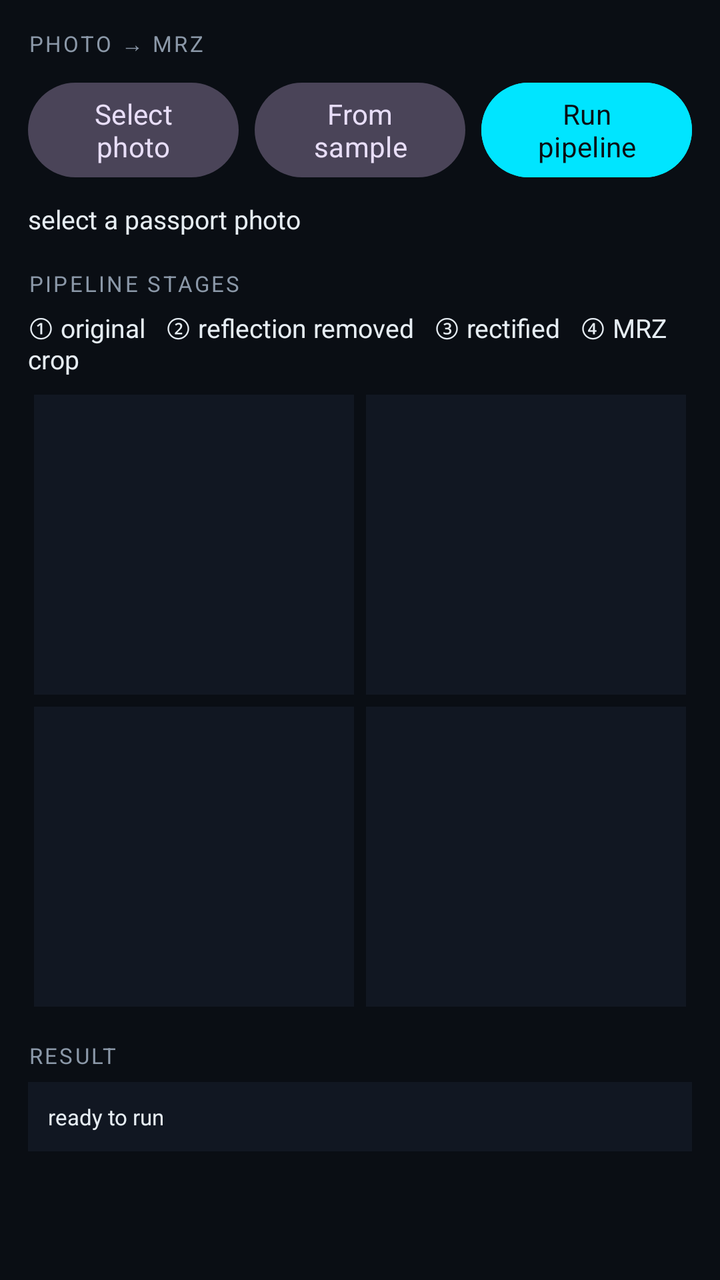
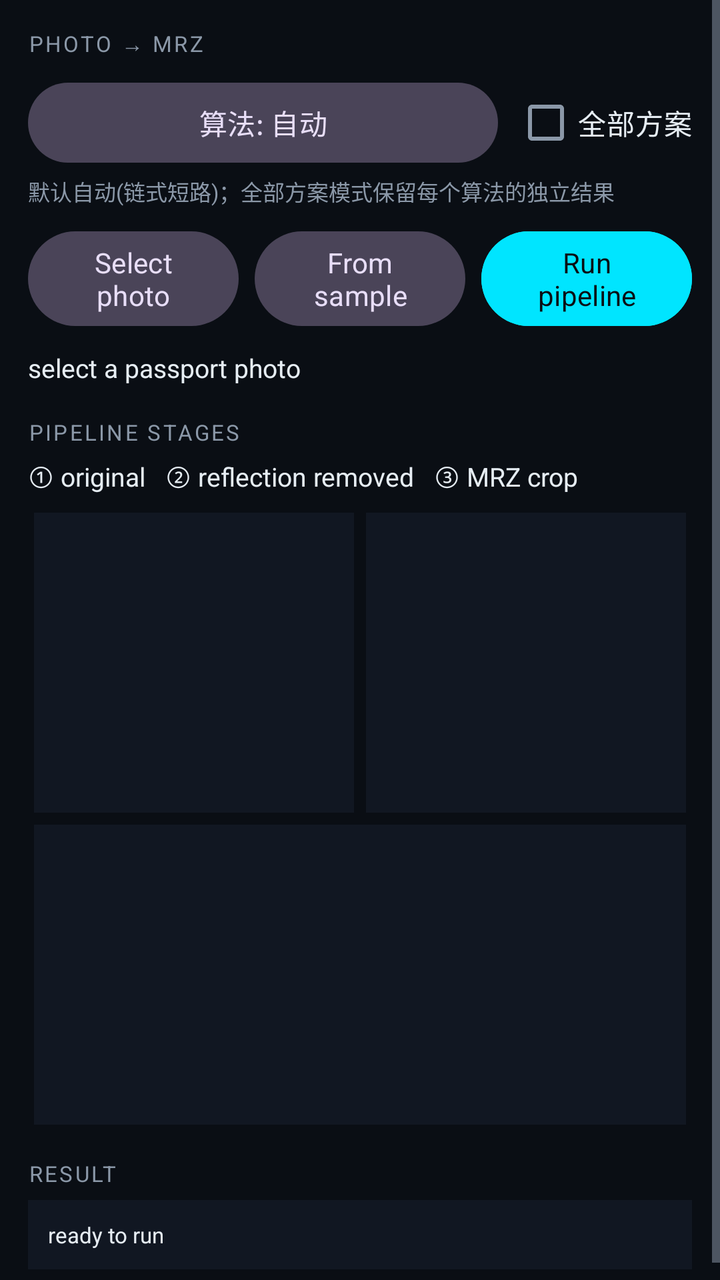

Compare the two renders of this Android layout. The source of the first and the diff that turns it into the second are given below.
<!-- AndroidManifest.xml: application theme Theme.MrzBench -->
<!-- res/layout/fragment_photo_mrz.xml -->
<?xml version="1.0" encoding="utf-8"?>
<ScrollView xmlns:android="http://schemas.android.com/apk/res/android"
    android:layout_width="match_parent"
    android:layout_height="match_parent"
    android:background="@color/bg"
    android:fillViewport="true">

    <LinearLayout
        android:layout_width="match_parent"
        android:layout_height="wrap_content"
        android:orientation="vertical"
        android:padding="14dp">

        <TextView
            android:layout_width="wrap_content"
            android:layout_height="wrap_content"
            android:fontFamily="sans-serif-medium"
            android:letterSpacing="0.10"
            android:text="PHOTO → MRZ"
            android:textColor="@color/text_dim"
            android:textSize="11sp" />

        <LinearLayout
            android:layout_width="match_parent"
            android:layout_height="wrap_content"
            android:layout_marginTop="8dp"
            android:orientation="horizontal">

            <com.google.android.material.button.MaterialButton
                android:id="@+id/btn_photo_pick"
                style="@style/Widget.Material3.Button.TonalButton"
                android:layout_width="0dp"
                android:layout_height="wrap_content"
                android:layout_weight="1"
                android:text="Select photo" />

            <com.google.android.material.button.MaterialButton
                android:id="@+id/btn_photo_sample"
                style="@style/Widget.Material3.Button.TonalButton"
                android:layout_width="0dp"
                android:layout_height="wrap_content"
                android:layout_marginStart="8dp"
                android:layout_weight="1"
                android:text="From sample" />

            <com.google.android.material.button.MaterialButton
                android:id="@+id/btn_photo_run"
                android:layout_width="0dp"
                android:layout_height="wrap_content"
                android:layout_marginStart="8dp"
                android:layout_weight="1"
                android:backgroundTint="@color/neon_cyan"
                android:text="Run pipeline"
                android:textColor="@color/bg" />
        </LinearLayout>

        <TextView
            android:id="@+id/photo_status"
            style="@style/ValMono"
            android:layout_marginTop="8dp"
            android:text="select a passport photo" />

        <TextView
            android:layout_width="wrap_content"
            android:layout_height="wrap_content"
            android:layout_marginTop="16dp"
            android:fontFamily="sans-serif-medium"
            android:letterSpacing="0.10"
            android:text="PIPELINE STAGES"
            android:textColor="@color/text_dim"
            android:textSize="11sp" />

        <TextView
            android:id="@+id/photo_stage_labels"
            style="@style/ValMono"
            android:layout_marginTop="6dp"
            android:text="① original   ② reflection removed   ③ rectified   ④ MRZ crop" />

        <GridLayout
            android:layout_width="match_parent"
            android:layout_height="wrap_content"
            android:layout_marginTop="6dp"
            android:columnCount="2">

            <ImageView
                android:id="@+id/photo_original"
                android:layout_width="0dp"
                android:layout_height="150dp"
                android:layout_columnWeight="1"
                android:layout_margin="3dp"
                android:background="@color/field"
                android:contentDescription="original passport photo"
                android:scaleType="fitCenter" />

            <ImageView
                android:id="@+id/photo_clean"
                android:layout_width="0dp"
                android:layout_height="150dp"
                android:layout_columnWeight="1"
                android:layout_margin="3dp"
                android:background="@color/field"
                android:contentDescription="reflection removed photo"
                android:scaleType="fitCenter" />

            <ImageView
                android:id="@+id/photo_rectified"
                android:layout_width="0dp"
                android:layout_height="150dp"
                android:layout_columnWeight="1"
                android:layout_margin="3dp"
                android:background="@color/field"
                android:contentDescription="rectified MRZ"
                android:scaleType="fitCenter" />

            <ImageView
                android:id="@+id/photo_mrz"
                android:layout_width="0dp"
                android:layout_height="150dp"
                android:layout_columnWeight="1"
                android:layout_margin="3dp"
                android:background="@color/field"
                android:contentDescription="MRZ crop"
                android:scaleType="fitCenter" />
        </GridLayout>

        <TextView
            android:layout_width="wrap_content"
            android:layout_height="wrap_content"
            android:layout_marginTop="14dp"
            android:fontFamily="sans-serif-medium"
            android:letterSpacing="0.10"
            android:text="RESULT"
            android:textColor="@color/text_dim"
            android:textSize="11sp" />

        <TextView
            android:id="@+id/photo_result"
            android:layout_width="match_parent"
            android:layout_height="wrap_content"
            android:layout_marginTop="6dp"
            android:background="@color/field"
            android:fontFamily="monospace"
            android:padding="10dp"
            android:text="ready to run"
            android:textColor="@color/text"
            android:textIsSelectable="true"
            android:textSize="11sp" />
    </LinearLayout>
</ScrollView>
<!-- resources referenced by this layout -->
<resources>
  <color name="bg">#FF0A0E14</color>
  <color name="field">#FF111722</color>
  <color name="neon_cyan">#FF00E5FF</color>
  <color name="text">#FFE6EDF3</color>
  <color name="text_dim">#FF8B98A8</color>
  <style name="ValMono">
          <item name="android:layout_width">match_parent</item>
          <item name="android:layout_height">wrap_content</item>
          <item name="android:fontFamily">monospace</item>
          <item name="android:textColor">@color/text</item>
          <item name="android:textSize">13sp</item>
      </style>
  <style name="Theme.MrzBench" parent="Theme.Material3.Dark.NoActionBar">
          <item name="android:windowBackground">@color/bg</item>
          <item name="android:statusBarColor">@color/bg</item>
          <item name="android:navigationBarColor">@color/bg</item>
          <item name="colorPrimary">@color/neon_cyan</item>
          <item name="colorOnPrimary">@color/bg</item>
          <item name="colorPrimaryContainer">@color/card</item>
          <item name="colorOnPrimaryContainer">@color/neon_cyan</item>
          <item name="colorSecondary">@color/neon_purple</item>
          <item name="colorOnSecondary">@color/bg</item>
          <item name="colorTertiary">@color/neon_blue</item>
          <item name="colorSurface">@color/card</item>
          <item name="colorOnSurface">@color/text</item>
          <item name="colorSurfaceVariant">@color/field</item>
          <item name="colorOnSurfaceVariant">@color/text_dim</item>
          <item name="colorOutline">@color/border</item>
          <item name="colorError">@color/err</item>
  
          <item name="android:textColorPrimary">@color/text</item>
          <item name="android:textColorSecondary">@color/text_dim</item>
          <item name="android:textColorHint">@color/text_mute</item>
  
          
          <item name="fontFamily">sans-serif</item>
          <item name="fontFamily">monospace</item>
      </style>
  <color name="card">#FF161F30</color>
  <color name="neon_purple">#FFB388FF</color>
  <color name="neon_blue">#FF2E86FF</color>
  <color name="border">#FF1F2A3D</color>
  <color name="err">#FFFF5C7A</color>
  <color name="text_mute">#FF5A6678</color>
</resources>

<!-- the commit's change to res/layout/fragment_photo_mrz.xml (unified diff, before → after) -->
@@ -17,6 +17,38 @@
             android:fontFamily="sans-serif-medium"
             android:letterSpacing="0.10"
             android:text="PHOTO → MRZ"
+            android:textColor="@color/text_dim"
+            android:textSize="11sp" />
+
+        <LinearLayout
+            android:layout_width="match_parent"
+            android:layout_height="wrap_content"
+            android:layout_marginTop="8dp"
+            android:gravity="center_vertical"
+            android:orientation="horizontal">
+
+            <com.google.android.material.button.MaterialButton
+                android:id="@+id/btn_photo_method"
+                style="@style/Widget.Material3.Button.TonalButton"
+                android:layout_width="0dp"
+                android:layout_height="wrap_content"
+                android:layout_weight="1"
+                android:text="算法: 自动" />
+
+            <CheckBox
+                android:id="@+id/cb_photo_all"
+                android:layout_width="wrap_content"
+                android:layout_height="wrap_content"
+                android:layout_marginStart="8dp"
+                android:text="全部方案"
+                android:textColor="@color/text" />
+        </LinearLayout>
+
+        <TextView
+            android:layout_width="wrap_content"
+            android:layout_height="wrap_content"
+            android:layout_marginTop="2dp"
+            android:text="默认自动(链式短路)；全部方案模式保留每个算法的独立结果"
             android:textColor="@color/text_dim"
             android:textSize="11sp" />
 
@@ -74,7 +106,7 @@
             android:id="@+id/photo_stage_labels"
             style="@style/ValMono"
             android:layout_marginTop="6dp"
-            android:text="① original   ② reflection removed   ③ rectified   ④ MRZ crop" />
+            android:text="① original   ② reflection removed   ③ MRZ crop" />
 
         <GridLayout
             android:layout_width="match_parent"
@@ -102,20 +134,12 @@
                 android:contentDescription="reflection removed photo"
                 android:scaleType="fitCenter" />
 
-            <ImageView
-                android:id="@+id/photo_rectified"
-                android:layout_width="0dp"
-                android:layout_height="150dp"
-                android:layout_columnWeight="1"
-                android:layout_margin="3dp"
-                android:background="@color/field"
-                android:contentDescription="rectified MRZ"
-                android:scaleType="fitCenter" />
-
+            
             <ImageView
                 android:id="@+id/photo_mrz"
                 android:layout_width="0dp"
                 android:layout_height="150dp"
+                android:layout_columnSpan="2"
                 android:layout_columnWeight="1"
                 android:layout_margin="3dp"
                 android:background="@color/field"
